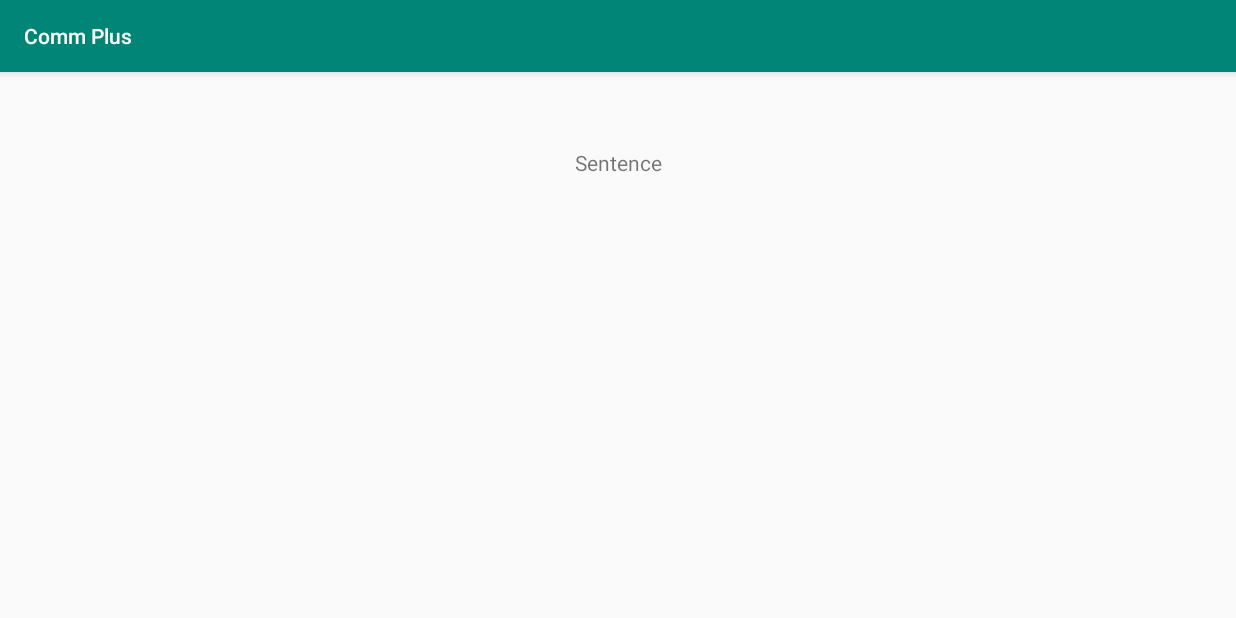
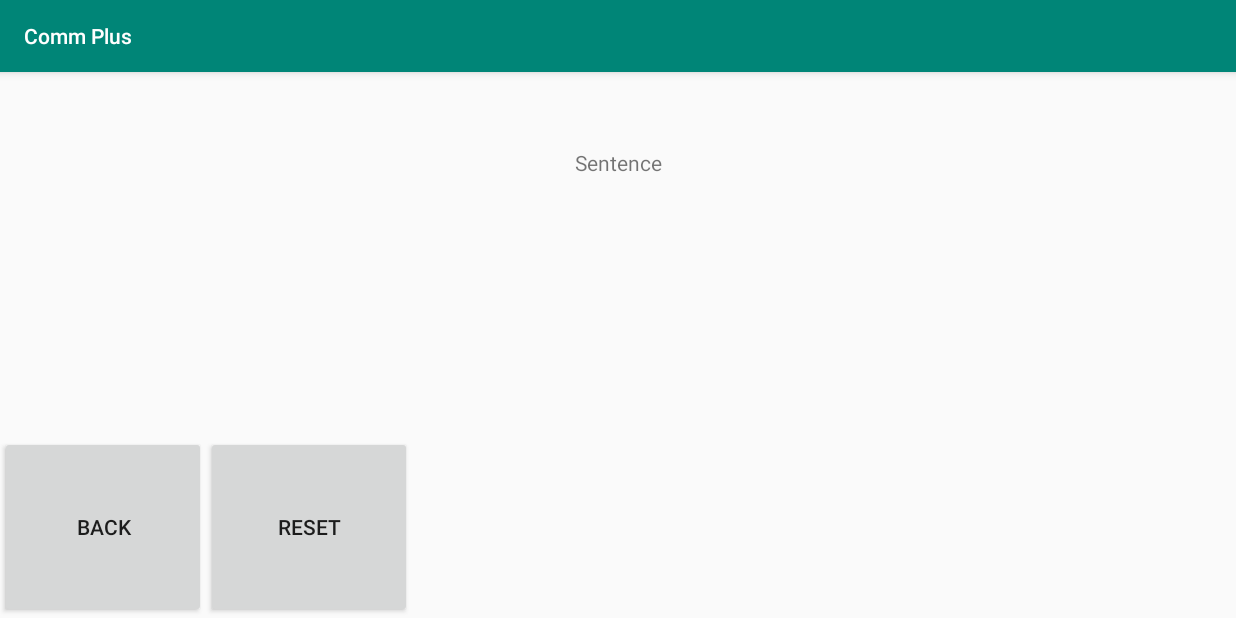
Before and after one commit to zakgy/CommPlus, an Android app: the screen it shows after launch (MainActivity), on a phone screen of 824 x 412 dp (held sideways). Run offline under Robolectric (Android 15) with nearby library versions, the phone set to English and light mode, and no system bars; 1 statement that could not run was skipped.

Commit message:
Adding 'back' and 'reset' buttons. Adding all scripts.

```diff
--- /dev/null
+++ b/app/src/main/java/com/example/commplus/QuickButtons.java
@@ -0,0 +1,62 @@
+package com.example.commplus;
+
+import android.app.Fragment;
+import android.app.FragmentManager;
+import android.app.FragmentTransaction;
+import android.graphics.Bitmap;
+import android.graphics.drawable.BitmapDrawable;
+import android.graphics.drawable.Drawable;
+import android.os.Bundle;
+import android.util.DisplayMetrics;
+import android.view.LayoutInflater;
+import android.view.View;
+import android.view.ViewGroup;
+import android.widget.Button;
+
+
+/**
+ * A simple {@link Fragment} subclass.
+ */
+public class QuickButtons extends Fragment {
+    View view;
+    Button button_back;
+    Button button_reset;
+
+    public QuickButtons() {
+        // Required empty public constructor
+    }
+
+
+    @Override
+    public View onCreateView(LayoutInflater inflater, ViewGroup container,
+                             Bundle savedInstanceState) {
+        // Inflate the layout for this fragment
+        view = inflater.inflate(R.layout.fragment_quick_buttons, container, false);
+
+        button_back = (Button) view.findViewById(R.id.button_back);
+        button_back.setOnClickListener(new View.OnClickListener() {
+            public void onClick(View v) {
+                MainActivity main_activity = (MainActivity) getActivity();
+                main_activity.sentence_bar_delete();
+                main_activity.sentence_bar_write();
+                FragmentManager fm = getFragmentManager();
+                fm.popBackStackImmediate();
+            }
+        });
+
+        button_reset = (Button) view.findViewById(R.id.button_reset);
+        button_reset.setOnClickListener(new View.OnClickListener() {
+            public void onClick(View v) {
+                MainActivity main_activity = (MainActivity) getActivity();
+                main_activity.sentence_bar_clear();
+                main_activity.sentence_bar_write();
+                FragmentManager fm = getFragmentManager();
+                for(int i = 0; i < fm.getBackStackEntryCount(); i++) {
+                    fm.popBackStack();
+                }
+            }
+        });
+
+        return view;
+    }
+}
--- a/app/src/main/res/layout/activity_main.xml
+++ b/app/src/main/res/layout/activity_main.xml
@@ -21,4 +21,10 @@
         android:layout_height="0dp"
         android:layout_weight="1" />
 
+    <FrameLayout
+        android:id="@+id/quick_buttons"
+        android:layout_width="match_parent"
+        android:layout_height="0dp"
+        android:layout_weight="1" />
+
 </LinearLayout>
--- /dev/null
+++ b/app/src/main/res/layout/fragment_quick_buttons.xml
@@ -0,0 +1,32 @@
+<?xml version="1.0" encoding="utf-8"?>
+<FrameLayout xmlns:android="http://schemas.android.com/apk/res/android"
+    xmlns:tools="http://schemas.android.com/tools"
+    android:layout_width="match_parent"
+    android:layout_height="match_parent"
+    tools:context=".QuickButtons">
+
+    <LinearLayout
+        android:layout_width="match_parent"
+        android:layout_height="match_parent"
+        android:layout_weight="1"
+        android:orientation="horizontal"
+        android:weightSum="6" >
+
+        <Button
+            android:id="@+id/button_back"
+            android:layout_width="0dp"
+            android:layout_height="match_parent"
+            android:layout_weight="1"
+            android:scaleType="fitCenter"
+            android:text="Back" />
+
+        <Button
+            android:id="@+id/button_reset"
+            android:layout_width="0dp"
+            android:layout_height="match_parent"
+            android:layout_weight="1"
+            android:scaleType="fitCenter"
+            android:text="Reset" />
+
+    </LinearLayout>
+</FrameLayout>
--- a/app/src/main/res/values/strings.xml
+++ b/app/src/main/res/values/strings.xml
@@ -2,4 +2,7 @@
 <resources>
     <string name="app_name">"Comm Plus"</string>
     <string name="default_sentence">"Sentence"</string>
+
+    <!-- TODO: Remove or change this placeholder text -->
+    <string name="hello_blank_fragment">Hello blank fragment</string>
 </resources>
```
Also changed, not shown: app/src/main/java/com/example/commplus/MainActivity.java (+29 -14 lines), 3 other files.
